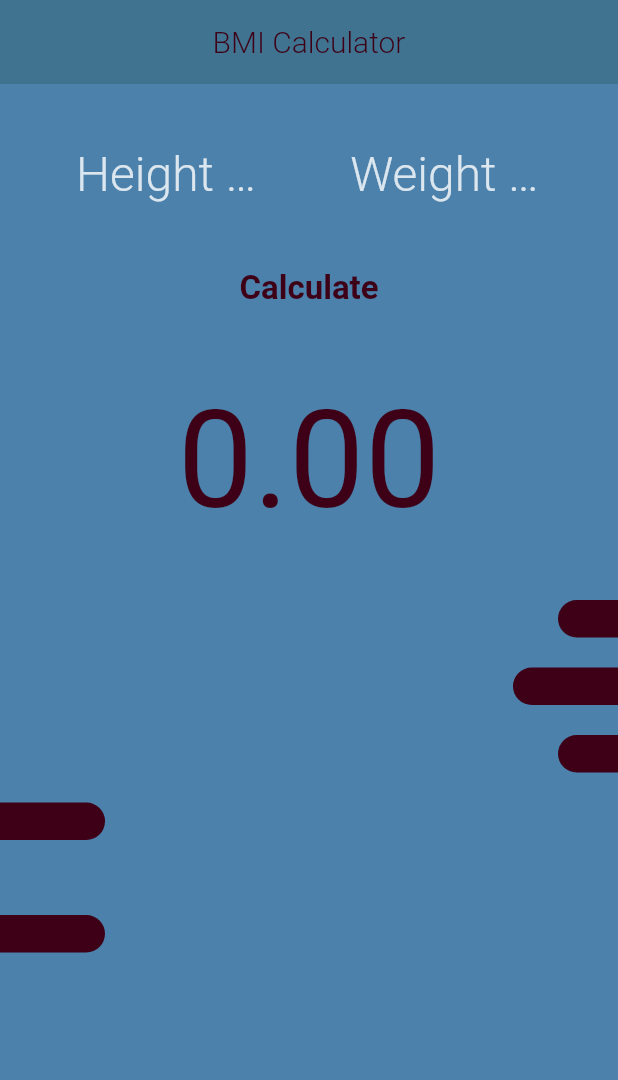
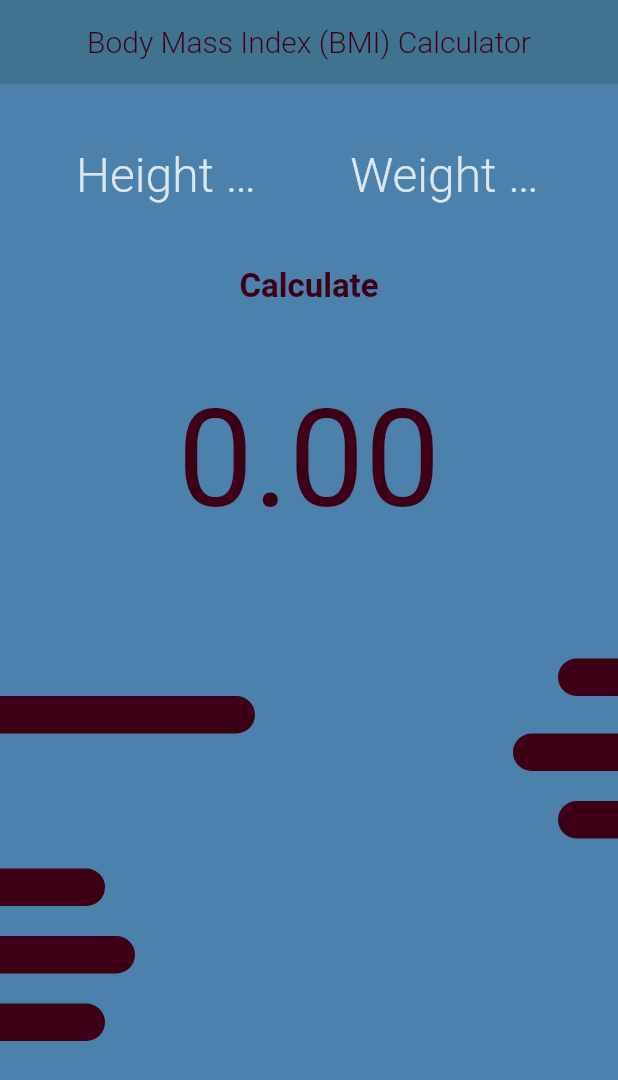
Before and after one commit to radwanromy/Multiple-Dart-Projects--Practice-Projects, a Flutter app: the screen it shows after launch, on a phone screen of 412 x 824 dp. Shown: the top 1080 px of the screen. Run offline on Flutter 3.47's test engine with Material 2 defaults, Android fonts, the phone set to English and light mode, and no system bars; our stand-ins replace hexcolor.

Commit message:
Commit BMI 1_02

```diff
--- a/bmi/lib/Screens/home.dart
+++ b/bmi/lib/Screens/home.dart
@@ -19,7 +19,7 @@ class _HomeScreenState extends State<HomeScreen> {
     return Scaffold(
         appBar: AppBar(
           title: Text(
-            "BMI Calculator",
+            "Body Mass Index (BMI) Calculator",
             style:
                 TextStyle(color: accentHexColor, fontWeight: FontWeight.w300),
           ),
@@ -32,7 +32,7 @@ class _HomeScreenState extends State<HomeScreen> {
           child: Column(
             children: [
               SizedBox(
-                height: 20,
+                height: 30,
               ),
               Row(
                 mainAxisAlignment: MainAxisAlignment.spaceEvenly,
@@ -42,7 +42,7 @@ class _HomeScreenState extends State<HomeScreen> {
                     child: TextField(
                       controller: _heightController,
                       style: TextStyle(
-                          fontSize: 42,
+                          fontSize: 32,
                           fontWeight: FontWeight.w300,
                           color: accentHexColor),
                       keyboardType: TextInputType.number,
@@ -62,7 +62,7 @@ class _HomeScreenState extends State<HomeScreen> {
                       controller: _weightController,
                       textAlign: TextAlign.center,
                       style: TextStyle(
-                          fontSize: 42,
+                          fontSize: 32,
                           fontWeight: FontWeight.w300,
                           color: accentHexColor),
                       keyboardType: TextInputType.number,
@@ -88,11 +88,11 @@ class _HomeScreenState extends State<HomeScreen> {
                   setState(() {
                     _bmiResult = _w / (_h * _h);
                     if (_bmiResult > 25) {
-                      _textResult = "You\'re over weight";
+                      _textResult = "You're over weight";
                     } else if (_bmiResult >= 18.5 && _bmiResult <= 25) {
                       _textResult = "You have normal weight";
                     } else {
-                      _textResult = "You\'re under weight";
+                      _textResult = "You're under weight";
                     }
                   });
                 },
@@ -130,13 +130,17 @@ class _HomeScreenState extends State<HomeScreen> {
                     ),
                   )),
               SizedBox(
-                height: 10,
+                height: 50,
               ),
               LeftBar(
                 barWidth: 40,
               ),
               SizedBox(
-                height: 20,
+                height: 0,
+              ),
+              RightBar(barWidth: 170),
+              SizedBox(
+                height: 00,
               ),
               LeftBar(barWidth: 70),
               SizedBox(
@@ -150,7 +154,11 @@ class _HomeScreenState extends State<HomeScreen> {
               ),
               RightBar(barWidth: 70),
               SizedBox(
-                height: 50,
+                height: 20,
+              ),
+              RightBar(barWidth: 90),
+              SizedBox(
+                height: 20,
               ),
               RightBar(barWidth: 70),
             ],
--- a/bmi/lib/main.dart
+++ b/bmi/lib/main.dart
@@ -9,7 +9,7 @@ class MyApp extends StatelessWidget {
   @override
   Widget build(BuildContext context) {
     return MaterialApp(
-      title: 'Body Mass Index (BMI) calculator',
+      title: 'BMI calculator',
       debugShowCheckedModeBanner: false,
       theme: ThemeData(
         primarySwatch: Colors.blueGrey,
```
